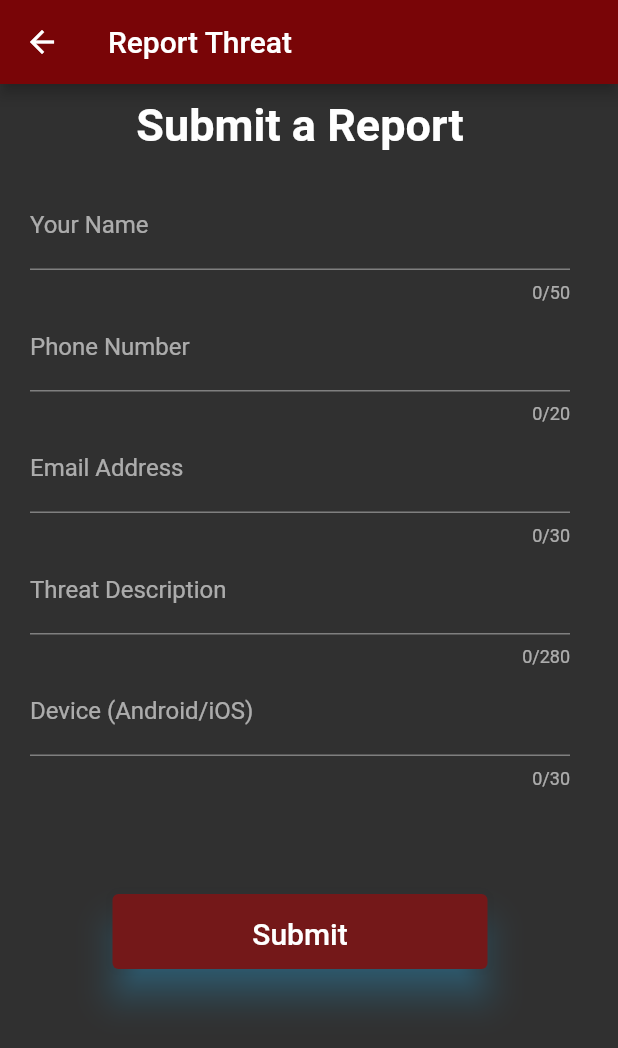
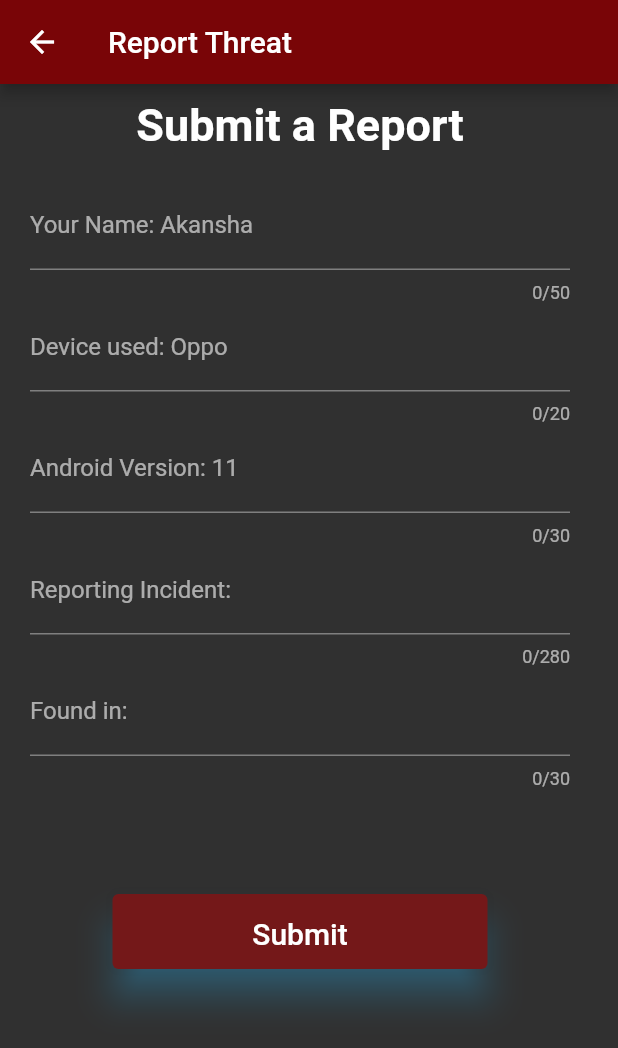
Before and after one commit to akanshasen/mobileShielding, a Flutter app: the ScanTPage screen opened directly, after a tap on the "arrow back" icon, after a tap on "REPORT THREAT", on a phone screen of 412 x 824 dp. Shown: the top 1048 px of the screen. Run offline on Flutter 3.47's test engine with Material 2 defaults, Android fonts, the phone set to English and light mode, and no system bars; our stand-ins replace fluttertoast.

Commit message:
changed form input names

```diff
--- a/lib/report.dart
+++ b/lib/report.dart
@@ -60,27 +60,27 @@ class _reportPageState extends State<ReportPage> {
                       children: [
                         TextFormField(
                           maxLength: 50,
-                          decoration: InputDecoration(labelText: 'Your Name'),
+                          decoration: InputDecoration(labelText: 'Your Name: Akansha'),
                         ),
                         TextFormField(
                           maxLength: 20,
                           decoration:
-                              InputDecoration(labelText: 'Phone Number'),
+                              InputDecoration(labelText: 'Device used: Oppo'),
                         ),
                         TextFormField(
                           maxLength: 30,
                           decoration:
-                              InputDecoration(labelText: 'Email Address'),
+                              InputDecoration(labelText: 'Android Version: 11'),
                         ),
                         TextFormField(
                           maxLength: 280,
                           decoration:
-                              InputDecoration(labelText: 'Threat Description'),
+                              InputDecoration(labelText: 'Reporting Incident: '),
                         ),
                         TextFormField(
                           maxLength: 30,
                           decoration: InputDecoration(
-                              labelText: 'Device (Android/iOS)'),
+                              labelText: 'Found in: '),
                         ),
                       ],
                     ),
```
